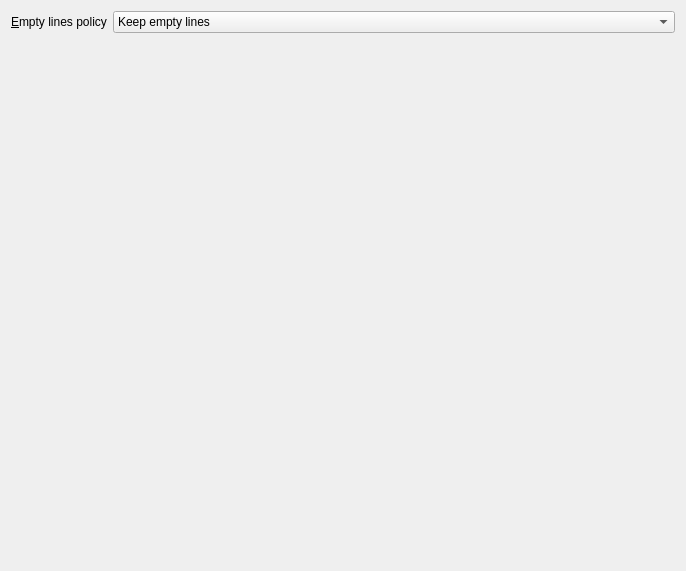
Before: the Qt Designer form plugins/filetemplates/templatepreview.ui in KDE/kdevelop, drawn with Qt 5.
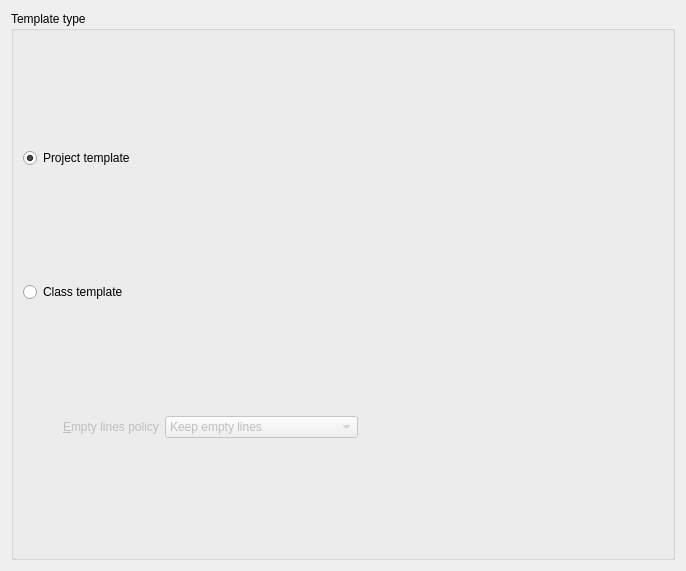
After: the same form once the commit is applied.

Commit message: Support both project and class templates in the template preview

```diff
--- a/plugins/filetemplates/templatepreview.ui
+++ b/plugins/filetemplates/templatepreview.ui
@@ -15,9 +15,54 @@
   </property>
   <layout class="QVBoxLayout" name="verticalLayout">
    <item>
-    <layout class="QFormLayout" name="formLayout">
-     <item row="0" column="0">
+    <widget class="QGroupBox" name="groupBox_2">
+     <property name="title">
+      <string>Template type</string>
+     </property>
+     <property name="flat">
+      <bool>true</bool>
+     </property>
+     <layout class="QVBoxLayout" name="verticalLayout_2">
+      <item>
+       <widget class="QRadioButton" name="projectRadioButton">
+        <property name="text">
+         <string>Project template</string>
+        </property>
+        <property name="checked">
+         <bool>true</bool>
+        </property>
+       </widget>
+      </item>
+      <item>
+       <widget class="QRadioButton" name="classRadioButton">
+        <property name="text">
+         <string>Class template</string>
+        </property>
+       </widget>
+      </item>
+      <item>
+       <layout class="QHBoxLayout" name="horizontalLayout">
+        <item>
+         <spacer name="horizontalSpacer">
+          <property name="orientation">
+           <enum>Qt::Horizontal</enum>
+          </property>
+          <property name="sizeType">
+           <enum>QSizePolicy::Maximum</enum>
+          </property>
+          <property name="sizeHint" stdset="0">
+           <size>
+            <width>40</width>
+            <height>20</height>
+           </size>
+          </property>
+         </spacer>
+        </item>
+        <item>
       <widget class="QLabel" name="emptyLinesPolicyLabel">
+          <property name="enabled">
+           <bool>false</bool>
+          </property>
        <property name="text">
         <string>&amp;Empty lines policy</string>
        </property>
@@ -26,8 +71,11 @@
        </property>
       </widget>
      </item>
-     <item row="0" column="1">
+        <item>
       <widget class="QComboBox" name="emptyLinesPolicyComboBox">
+          <property name="enabled">
+           <bool>false</bool>
+          </property>
        <item>
         <property name="text">
          <string>Keep empty lines</string>
@@ -45,7 +93,23 @@
        </item>
       </widget>
      </item>
-    </layout>
+        <item>
+         <spacer name="horizontalSpacer_2">
+          <property name="orientation">
+           <enum>Qt::Horizontal</enum>
+          </property>
+          <property name="sizeHint" stdset="0">
+           <size>
+            <width>40</width>
+            <height>20</height>
+           </size>
+          </property>
+         </spacer>
+        </item>
+       </layout>
+      </item>
+     </layout>
+    </widget>
    </item>
   </layout>
  </widget>
```
Left out of the diff: 35 changed lines with no effect on the pictures. Lines whose indentation alone changed are shown as unchanged. The commit also changes 2 other files.
